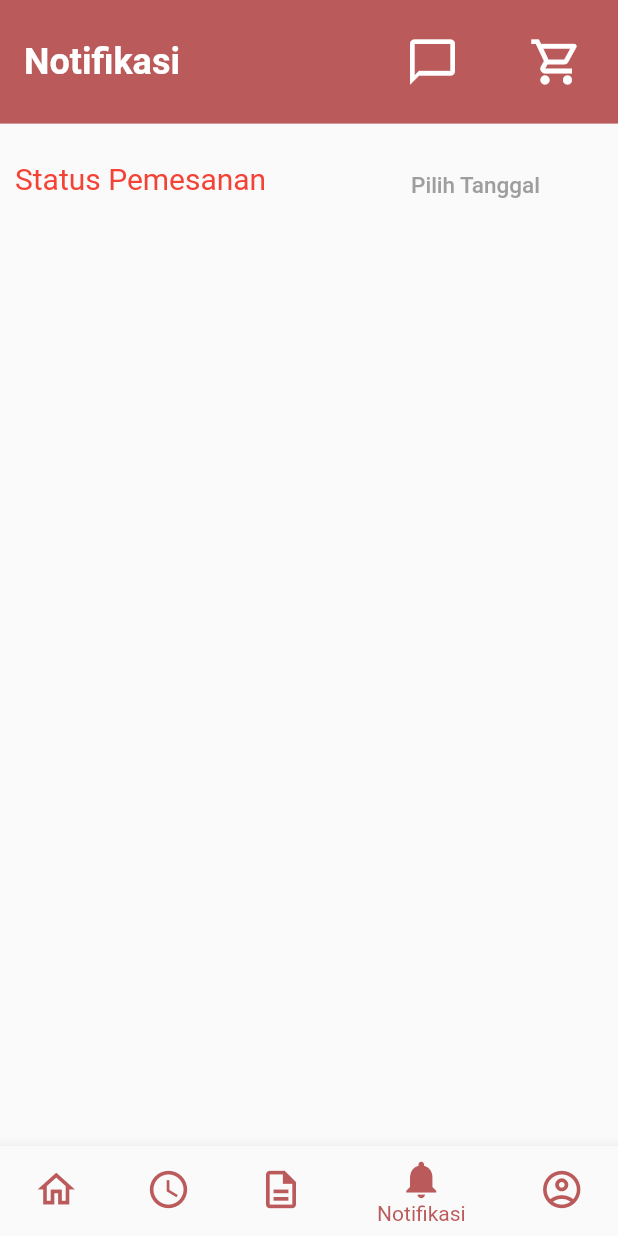
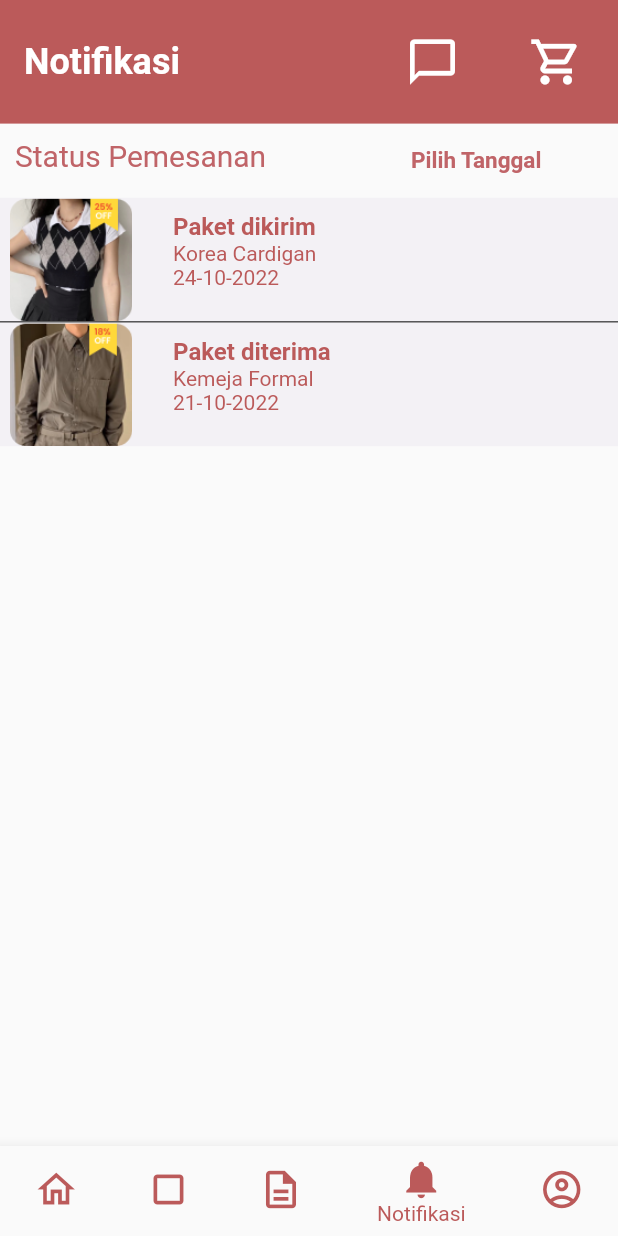
Before and after one commit to alfarizi28/pbm, a Flutter app: the BtmNavbar screen opened directly, item 4 of the bottom bar chosen, on a phone screen of 412 x 824 dp. Run offline on Flutter 3.47's test engine with Material 2 defaults, Android fonts, the light colour scheme and no system bars; our stand-ins replace cloud_firestore, firebase_auth, firebase_core, flutter_rating_bar, google_maps_flutter, image_picker; accounts and stored records are empty; Roboto replaces fonts that are missing (Poppins).

Commit message:
Notifikasi,Chat< dll

```diff
--- a/lib/Home_Page.dart
+++ b/lib/Home_Page.dart
@@ -1,4 +1,5 @@
 import 'package:flutter/material.dart';
+import 'package:pbm/chat.dart';
 
 class HomePage extends StatelessWidget {
   const HomePage({Key? key}) : super(key: key);
@@ -32,7 +33,10 @@ class HomePage extends StatelessWidget {
           height: sizeHeight * 0.1,
           width: sizeWidth * 0.2,
           child: IconButton(
-            onPressed: () {},
+            onPressed: () {Navigator.push(context,
+                        MaterialPageRoute(builder: ((context) {
+                      return const PageChat();
+                    })));},
             icon: const Icon(
               Icons.chat_bubble_outline,
               size: 36,
--- a/lib/Navbar.dart
+++ b/lib/Navbar.dart
@@ -40,13 +40,13 @@ class BtmNavbarState extends State<BtmNavbar> {
               activeIcon: Icon(Icons.home, color: Color(0xffBB5A5A), size: 30)),
           BottomNavigationBarItem(
               icon: Icon(
-                Icons.schedule_outlined,
+                Icons.crop_square,
                 color: Color(0xffBB5A5A),
                 size: 30,
               ),
               label: 'Produk',
               activeIcon:
-                  Icon(Icons.schedule, color: Color(0xffBB5A5A), size: 30)),
+                  Icon(Icons.square, color: Color(0xffBB5A5A), size: 30)),
           BottomNavigationBarItem(
               icon: Icon(
                 Icons.description_outlined,
--- a/lib/Notifikasi_Page.dart
+++ b/lib/Notifikasi_Page.dart
@@ -1,5 +1,6 @@
 import 'package:flutter/cupertino.dart';
 import 'package:flutter/material.dart';
+import 'package:pbm/chat.dart';
 
 class Notifikasi extends StatefulWidget {
   const Notifikasi({Key? key}) : super(key: key);
@@ -32,7 +33,10 @@ Widget build(BuildContext context) {
           height: sizeHeight * 0.1,
           width: sizeWidth * 0.2,
           child: IconButton(
-            onPressed: () {},
+            onPressed: () {Navigator.push(context,
+                        MaterialPageRoute(builder: ((context) {
+                      return const PageChat();
+                    })));},
             icon: const Icon(
               Icons.chat_bubble_outline,
               size: 36,
@@ -62,19 +66,21 @@ Widget build(BuildContext context) {
     return Scaffold(appBar: myAppBar, body: Column(
       children: [
         Container(
+          // color: Colors.blue,
+          height: sizeHeight * 0.06,
           child: Row(
             children: [
               Container(
-                margin: EdgeInsets.only(left: 10,top: 25),
+                margin: EdgeInsets.only(left: 10,top: 10),
                 // color: Colors.amber,
                 height: sizeHeight *0.1,
                 width: sizeWidth *0.5,
                 child: Text(
-                  'Status Pemesanan',textAlign: TextAlign.left,style: TextStyle(color: Colors.red,fontSize: 20),
+                  'Status Pemesanan',textAlign: TextAlign.left,style: TextStyle(color: Color(0xffC06468),fontSize: 20),
                 ),
               ),
               Container(
-                margin: EdgeInsets.only(bottom: 25,left: 50),
+                margin: EdgeInsets.only(left: 50),
                 // color: Colors.amber,
                       child: TextButton(
                         onPressed: () {
@@ -93,14 +99,103 @@ Widget build(BuildContext context) {
                           "Pilih Tanggal",
                           style: TextStyle(
                               fontFamily: "Poppins",
-                              color: Colors.grey,
+                              color: Color(0xffC06468),
+                              fontWeight: FontWeight.bold,
                               fontSize: 15),
                         ),
                       ),
                     )
             ],
           ),
-        )
+        ),
+        Container(
+          color: Color(0xffF3F1F5),
+          height: sizeHeight * 0.1,
+          child: Row(
+            children: [
+              Container(
+                width: sizeWidth * 0.23,
+                child: ClipRRect(
+                          child: Image(
+                          image: AssetImage("images/produk1.png"),
+                          width: sizeWidth * 0.3,
+                          // height: sizeHeight * 0.3,
+                          ),
+                        ),
+              ),
+              Container(
+                // color: Colors.black,
+                width: sizeWidth * 0.4,
+                child: Column(
+                  children: [
+                    Container(
+                      margin: EdgeInsets.only(top:10),
+                      // color: Colors.blue,
+                      width: sizeWidth * 0.3,
+                      child: Text("Paket dikirim",textAlign: TextAlign.left,style: TextStyle(fontSize: 16, color: Color(0xffBB5A5A), fontWeight: FontWeight.bold ),),
+                    ),
+                    Container(
+                      // color: Colors.blue,
+                      width: sizeWidth * 0.3,
+                      child: Text("Korea Cardigan",textAlign: TextAlign.left,style: TextStyle(fontSize: 14, color: Color(0xffBB5A5A)),),
+                    ),
+                    Container(
+                      // color: Colors.blue,
+                      width: sizeWidth * 0.3,
+                      child: Text("24-10-2022",textAlign: TextAlign.left,style: TextStyle(fontSize: 14, color: Color(0xffBB5A5A)),),
+                    ),
+                  ],
+                )
+              ),
+            ],
+          ),
+        ),
+        Container(
+          height: sizeHeight * 0.001,
+          color: Colors.black,
+        ),
+        Container(
+          color: Color(0xffF3F1F5),
+          height: sizeHeight * 0.1,
+          child: Row(
+            children: [
+              Container(
+                width: sizeWidth * 0.23,
+                child: ClipRRect(
+                          child: Image(
+                          image: AssetImage("images/produk2.png"),
+                          width: sizeWidth * 0.3,
+                          // height: sizeHeight * 0.3,
+                          ),
+                        ),
+              ),
+              Container(
+                // color: Colors.black,
+                width: sizeWidth * 0.4,
+                child: Column(
+                  children: [
+                    Container(
+                      margin: EdgeInsets.only(top:10),
+                      // color: Colors.blue,
+                      width: sizeWidth * 0.3,
+                      child: Text("Paket diterima",textAlign: TextAlign.left,style: TextStyle(fontSize: 16, color: Color(0xffBB5A5A), fontWeight: FontWeight.bold ),),
+                    ),
+                    Container(
+                      // color: Colors.blue,
+                      width: sizeWidth * 0.3,
+                      child: Text("Kemeja Formal",textAlign: TextAlign.left,style: TextStyle(fontSize: 14, color: Color(0xffBB5A5A)),),
+                    ),
+                    Container(
+                      // color: Colors.blue,
+                      width: sizeWidth * 0.3,
+                      child: Text("21-10-2022",textAlign: TextAlign.left,style: TextStyle(fontSize: 14, color: Color(0xffBB5A5A)),),
+                    ),
+                  ],
+                )
+              ),
+            ],
+          ),
+        ),
       ],
     ));
   }
--- a/lib/Produk_Page.dart
+++ b/lib/Produk_Page.dart
@@ -1,4 +1,5 @@
 import 'package:flutter/material.dart';
+import 'package:pbm/chat.dart';
 
 class Produk extends StatefulWidget {
   const Produk({Key? key}) : super(key: key);
@@ -29,7 +30,10 @@ Widget build(BuildContext context) {
           height: sizeHeight * 0.1,
           width: sizeWidth * 0.2,
           child: IconButton(
-            onPressed: () {},
+            onPressed: () {Navigator.push(context,
+                        MaterialPageRoute(builder: ((context) {
+                      return const PageChat();
+                    })));},
             icon: const Icon(
               Icons.chat_bubble_outline,
               size: 36,
--- a/lib/Profil_Page.dart
+++ b/lib/Profil_Page.dart
@@ -1,6 +1,7 @@
 import 'package:flutter/material.dart';
 import 'package:pbm/Alamat.dart';
 import 'package:pbm/Ulasan.dart';
+import 'package:pbm/chat.dart';
 
 import 'detailprofil.dart';
 
@@ -41,7 +42,10 @@ class _ProfileState extends State<Profile> {
           height: sizeHeight * 0.1,
           width: sizeWidth * 0.2,
           child: IconButton(
-            onPressed: () {},
+            onPressed: () {Navigator.push(context,
+                        MaterialPageRoute(builder: ((context) {
+                      return const PageChat();
+                    })));},
             icon: const Icon(
               Icons.chat_bubble_outline,
               size: 36,
--- a/lib/Voucher_Page.dart
+++ b/lib/Voucher_Page.dart
@@ -1,6 +1,7 @@
 import 'package:cloud_firestore/cloud_firestore.dart';
 import 'package:flutter/material.dart';
 import 'package:pbm/TryAdd.dart';
+import 'package:pbm/chat.dart';
 
 class Voucher extends StatefulWidget {
   const Voucher({Key? key}) : super(key: key);
@@ -53,7 +54,10 @@ class _VoucherState extends State<Voucher> {
           height: sizeHeight * 0.1,
           width: sizeWidth * 0.2,
           child: IconButton(
-            onPressed: () {},
+            onPressed: () {Navigator.push(context,
+                        MaterialPageRoute(builder: ((context) {
+                      return const PageChat();
+                    })));},
             icon: const Icon(
               Icons.chat_bubble_outline,
               size: 36,
```
Also changed, not shown: lib/chat.dart (added, +60 -0 lines).
